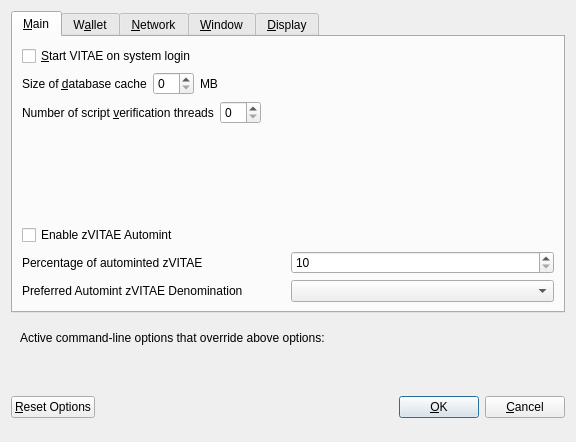
First picture: the form in src/qt/forms/optionsdialog.ui, repository VitaeTeam/Vitae, before the edit.
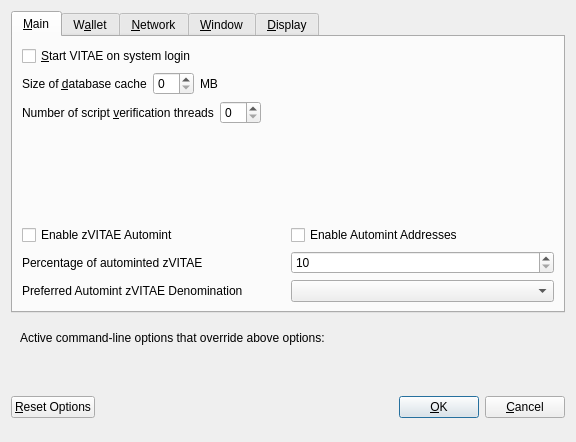
Second picture: the form after the edit. The open tabs and pages were chosen to show the change. Custom widgets are drawn as their Qt base class.

Commit message: Merge #763: [Wallet] Add automint address

```diff
--- a/src/qt/forms/optionsdialog.ui
+++ b/src/qt/forms/optionsdialog.ui
@@ -131,6 +131,8 @@
         </spacer>
        </item>
        <item>
+        <layout class="QHBoxLayout" name="horiz-autominting-layout">
+         <item>
         <widget class="QCheckBox" name="checkBoxZeromintEnable">
          <property name="toolTip">
           <string>Enable automatic minting of VITAE units to zVITAE</string>
@@ -142,6 +144,21 @@
           <string>Enable zVITAE Automint</string>
          </property>
         </widget>
+         </item>
+         <item>
+          <widget class="QCheckBox" name="checkBoxZeromintAddresses">
+           <property name="toolTip">
+            <string>Enable automatic zVITAE minting from specific addresses</string>
+           </property>
+           <property name="layoutDirection">
+            <enum>Qt::LeftToRight</enum>
+           </property>
+           <property name="text">
+            <string>Enable Automint Addresses</string>
+           </property>
+          </widget>
+         </item>
+        </layout>
        </item>
        <item>
         <layout class="QHBoxLayout" name="horizontalLayout_3">
```
Lines whose indentation alone changed are shown as unchanged. The commit also changes 14 other files.
